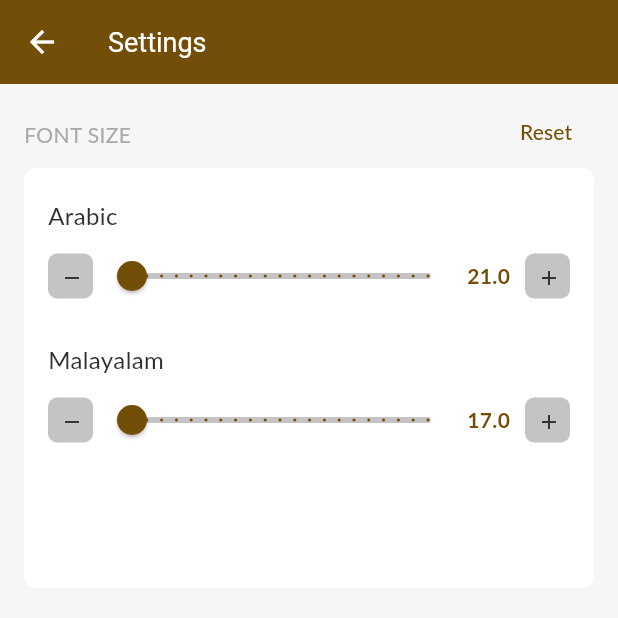
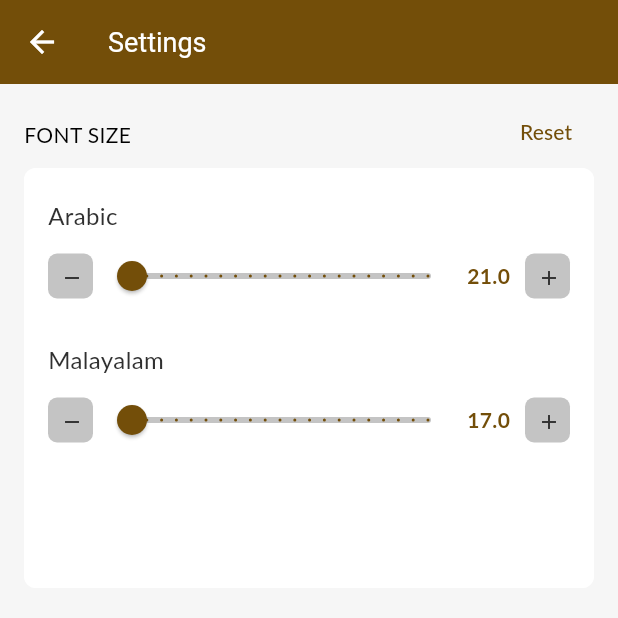
Before and after one commit to D4dx-Org/alquran_web, a Flutter app: the SettingsPage screen opened by its route, on a phone screen of 412 x 824 dp, the top half of it. Run offline on Flutter 3.47's test engine with Material 3 defaults, Android fonts, the light colour scheme and no system bars; our stand-ins replace flutter_widget_from_html, get, get_storage, numberpicker, scroll_to_index, share_plus and 1 more; accounts and stored records are empty; Roboto replaces fonts that are missing (Lato).

Commit message:
💄 Update settings page font color to black

```diff
--- a/lib/pages/settings/settings_page.dart
+++ b/lib/pages/settings/settings_page.dart
@@ -54,7 +54,7 @@ class SettingsView extends StatelessWidget {
                       'FONT SIZE',
                       textAlign: TextAlign.left,
                       style: TextStyle(
-                        color: Color.fromRGBO(170, 170, 170, 1),
+                        color: Colors.black,
                         fontFamily: 'Lato',
                         fontSize: 14,
                       ),
```
